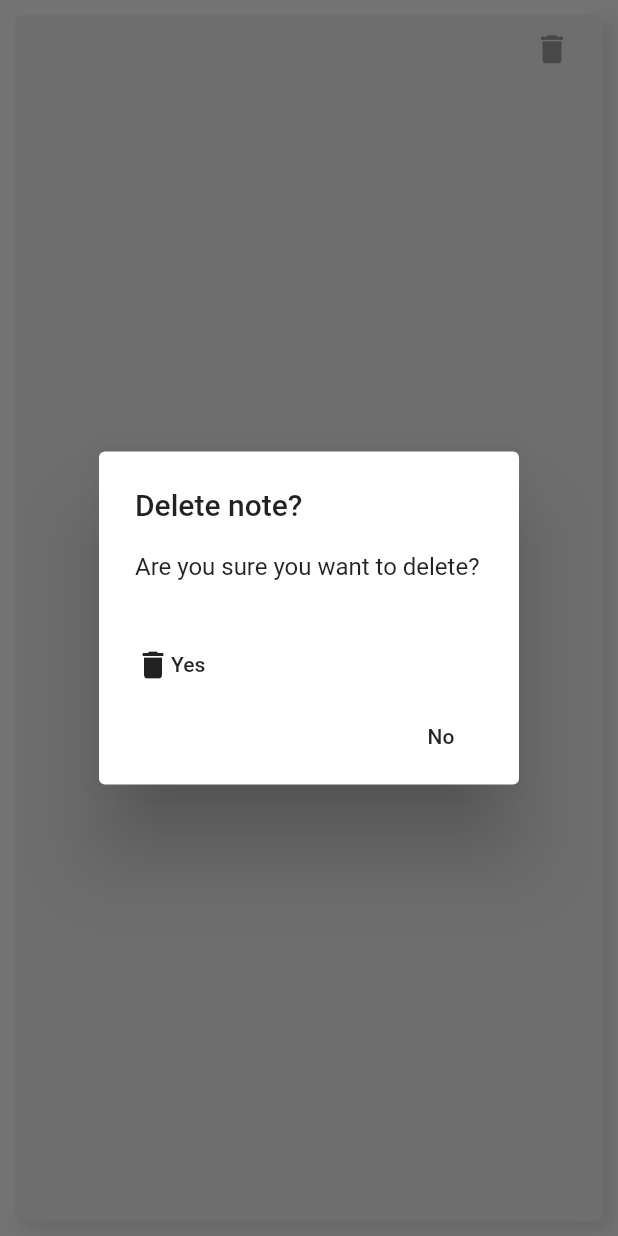
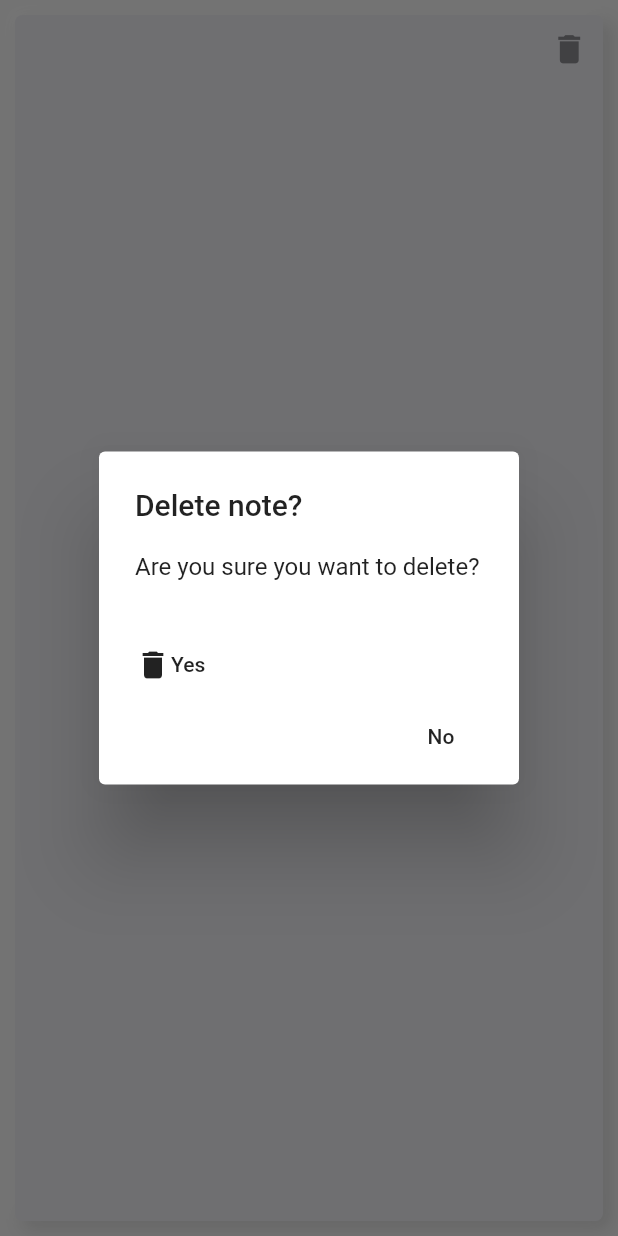
Before and after one commit to yousifm/flutter_notes, a Flutter app: the NoteItem widget shown alone on an empty page, opened directly with empty values, after a tap on the "delete" icon, on a phone screen of 412 x 824 dp. Run offline on Flutter 3.47's test engine with Material 2 defaults, Android fonts, the phone set to English and light mode, and no system bars; our stand-ins replace sqflite; accounts and stored records are empty.

Commit message:
change ui

```diff
--- a/lib/screens/add_note_screen.dart
+++ b/lib/screens/add_note_screen.dart
@@ -59,7 +59,6 @@ class _AddNoteScreenState extends State<AddNoteScreen> {
           readOnly: !editting,
           decoration: InputDecoration(labelText: "Title"),
         ),
-        backgroundColor: Theme.of(context).primaryColorLight,
       ),
       body: Column(
         children: [
--- a/lib/widgets/note_item.dart
+++ b/lib/widgets/note_item.dart
@@ -1,3 +1,4 @@
+import 'package:flutter/cupertino.dart';
 import 'package:flutter/material.dart';
 import 'package:provider/provider.dart';
 
@@ -19,7 +20,7 @@ class NoteItem extends StatelessWidget {
         padding: const EdgeInsets.all(10),
         child: Container(
           decoration: BoxDecoration(
-            color: Color.fromRGBO(240, 240, 240, 1),
+            color: Theme.of(context).backgroundColor,
             boxShadow: [
               BoxShadow(
                   blurRadius: 9, color: Colors.black12, offset: Offset(5, 5)),
@@ -41,7 +42,7 @@ class NoteItem extends StatelessWidget {
                     style: TextStyle(
                         fontSize: 18,
                         fontWeight: FontWeight.bold,
-                        color: Colors.grey[700]),
+                        color: Colors.black87),
                     maxLines: 1,
                     overflow: TextOverflow.ellipsis,
                   ),
@@ -51,10 +52,11 @@ class NoteItem extends StatelessWidget {
                   child: Container(
                     height: 25,
                     child: IconButton(
+                      alignment: Alignment.centerRight,
                       padding: EdgeInsets.all(0),
                       icon: Icon(Icons.delete),
                       iconSize: 25,
-                      color: Colors.grey,
+                      color: CupertinoColors.systemGrey,
                       onPressed: () {
                         showDialog(
                                 builder: (context) => DeleteDialog(),
```
Also changed, not shown: lib/main.dart (+15 -1 lines), lib/screens/homescreen.dart (+8 -3 lines).
